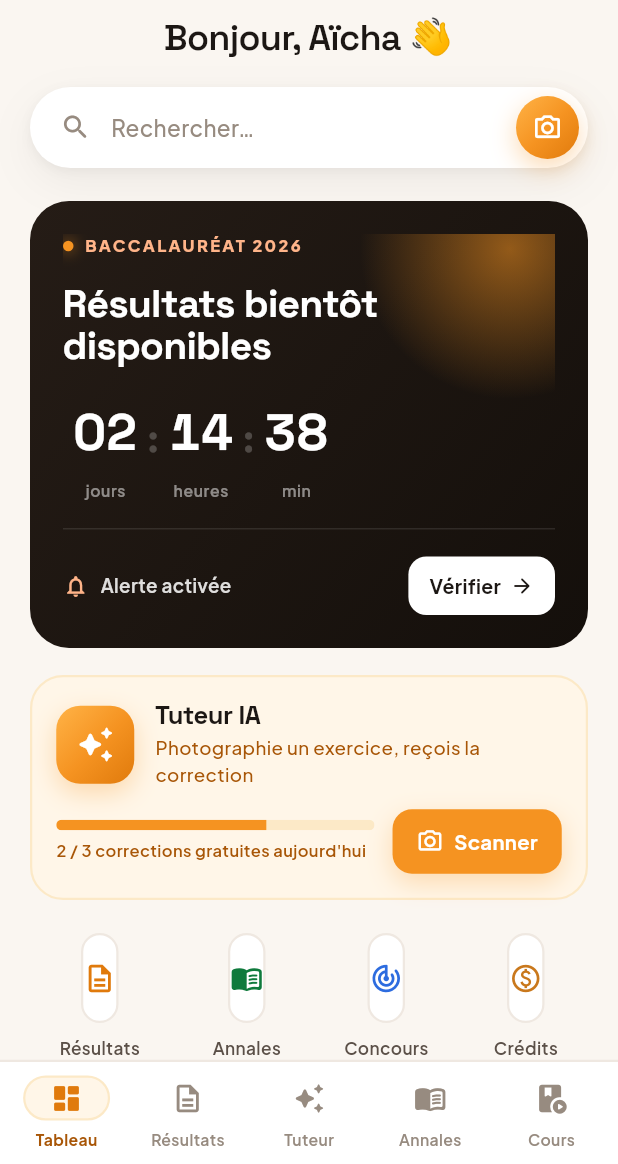
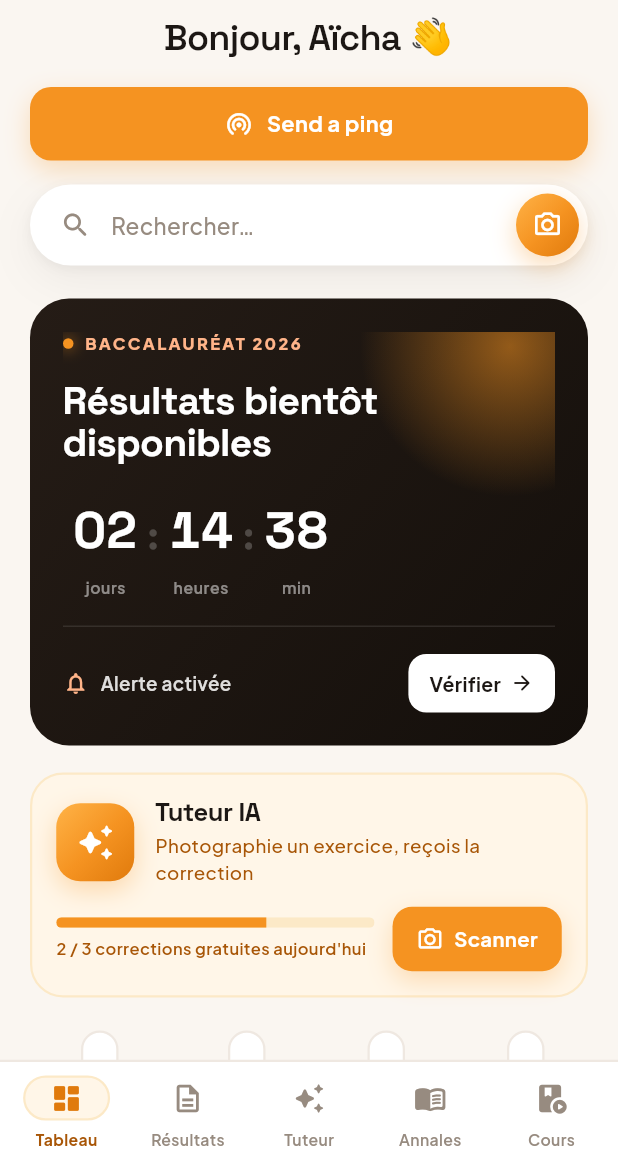
Before and after one commit to ludagg/onbuch-v2, a Flutter app: the HomeScreen screen opened by its route, on a phone screen of 412 x 824 dp, the part 72-1236 px from its top. Run offline on Flutter 3.47's test engine with Material 3 defaults, Android fonts, the phone set to English and light mode, and no system bars; our stand-ins replace appwrite, cloud_firestore, firebase_analytics, firebase_auth, firebase_core, firebase_messaging and 2 more; accounts and stored records are empty.

Commit message:
Add Appwrite SDK setup with global client and ping button
- Add appwrite:25.1.0 dependency to pubspec.yaml
- Export global Appwrite Client (project + endpoint hardcoded) from lib/services/appwrite_client.dart
- Add a 'Send a ping' button on the home screen that calls client.ping()

https://claude.ai/code/session_017d796TX43UkRKRhaF3anTV

```diff
--- a/lib/screens/home/home_screen.dart
+++ b/lib/screens/home/home_screen.dart
@@ -2,6 +2,7 @@ import 'package:flutter/material.dart';
 import 'package:go_router/go_router.dart';
 import '../../theme/app_theme.dart';
 import '../../widgets/ob_widgets.dart';
+import '../../services/appwrite_client.dart';
 
 class HomeScreen extends StatelessWidget {
   const HomeScreen({super.key});
@@ -59,6 +60,13 @@ class HomeScreen extends StatelessWidget {
               Padding(
                 padding: const EdgeInsets.symmetric(horizontal: 20, vertical: 4),
                 child: Center(child: Text('Bonjour, Aïcha 👋', style: display(24, weight: FontWeight.w600))),
+              ),
+              const SizedBox(height: 16),
+
+              // Appwrite connectivity check
+              Padding(
+                padding: const EdgeInsets.symmetric(horizontal: 20),
+                child: const _PingButton(),
               ),
               const SizedBox(height: 16),
 
@@ -138,6 +146,61 @@ class HomeScreen extends StatelessWidget {
             ]),
           ),
         ],
+      ),
+    );
+  }
+}
+
+// ─── Appwrite "Send a ping" button ────────────────────────────────────────────
+class _PingButton extends StatefulWidget {
+  const _PingButton();
+
+  @override
+  State<_PingButton> createState() => _PingButtonState();
+}
+
+class _PingButtonState extends State<_PingButton> {
+  bool _loading = false;
+
+  Future<void> _sendPing() async {
+    setState(() => _loading = true);
+    String message;
+    try {
+      await client.ping();
+      message = 'Ping réussi — Appwrite est connecté ✅';
+    } catch (e) {
+      message = 'Échec du ping : $e';
+    }
+    if (!mounted) return;
+    setState(() => _loading = false);
+    ScaffoldMessenger.of(context)
+      ..hideCurrentSnackBar()
+      ..showSnackBar(SnackBar(content: Text(message)));
+  }
+
+  @override
+  Widget build(BuildContext context) {
+    return GestureDetector(
+      onTap: _loading ? null : _sendPing,
+      child: Container(
+        width: double.infinity,
+        padding: const EdgeInsets.symmetric(vertical: 14),
+        decoration: BoxDecoration(
+          color: OC.o500,
+          borderRadius: BorderRadius.circular(14),
+          boxShadow: [BoxShadow(color: OC.o500.withOpacity(0.28), blurRadius: 14, offset: const Offset(0, 6))],
+        ),
+        child: Row(mainAxisAlignment: MainAxisAlignment.center, children: [
+          if (_loading)
+            const SizedBox(
+              width: 18, height: 18,
+              child: CircularProgressIndicator(strokeWidth: 2, valueColor: AlwaysStoppedAnimation(Colors.white)),
+            )
+          else
+            const Icon(Icons.wifi_tethering_rounded, color: Colors.white, size: 19),
+          const SizedBox(width: 9),
+          Text('Send a ping', style: body(14.5, weight: FontWeight.w700, color: Colors.white)),
+        ]),
       ),
     );
   }
--- /dev/null
+++ b/lib/services/appwrite_client.dart
@@ -0,0 +1,10 @@
+import 'package:appwrite/appwrite.dart';
+
+/// Global Appwrite client for OnBuch by LudAgg.
+///
+/// Project details are hardcoded as required by the setup:
+///   - Project ID:   6a30463b00001375e229
+///   - Endpoint:     https://nyc.cloud.appwrite.io/v1
+final Client client = Client()
+    .setProject("6a30463b00001375e229")
+    .setEndpoint("https://nyc.cloud.appwrite.io/v1");
--- a/pubspec.yaml
+++ b/pubspec.yaml
@@ -36,6 +36,7 @@ dependencies:
   cloud_firestore: ^5.4.4
   firebase_messaging: ^15.1.3
   firebase_analytics: ^11.3.3
+  appwrite: 25.1.0
 
 dev_dependencies:
   flutter_test:
```
